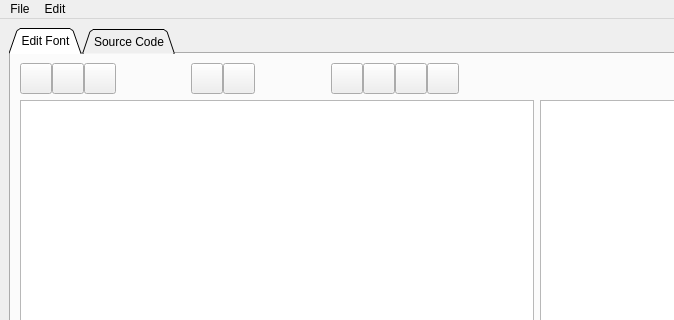
Old version of the form app/mainwindow.ui in the repository ayoy/fontedit; both pictures show x 0 to 674 and y 0 to 320 of the 800 by 600 pixel window.
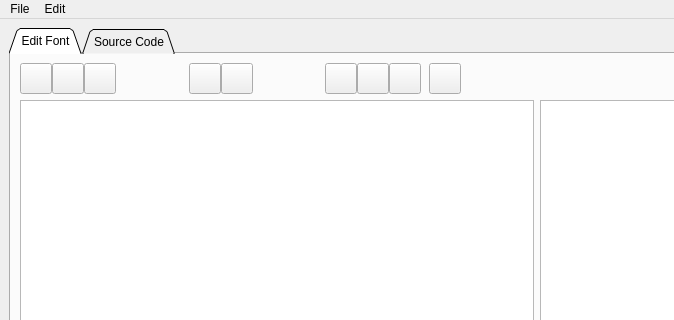
New version of the form. The open tabs and pages were chosen to show the change. Icons and pictures are not drawn. Custom widgets are drawn as their Qt base class.

```diff
--- a/app/mainwindow.ui
+++ b/app/mainwindow.ui
@@ -142,6 +142,22 @@
             </property>
            </widget>
           </item>
+          <item>
+           <spacer name="horizontalSpacer_5">
+            <property name="orientation">
+             <enum>Qt::Horizontal</enum>
+            </property>
+            <property name="sizeType">
+             <enum>QSizePolicy::Fixed</enum>
+            </property>
+            <property name="sizeHint" stdset="0">
+             <size>
+              <width>8</width>
+              <height>20</height>
+             </size>
+            </property>
+           </spacer>
+          </item>
           <item>
            <widget class="QToolButton" name="resetFontButton">
             <property name="iconSize">
```
Left out of the diff: 2 changed lines with no effect on the pictures.
